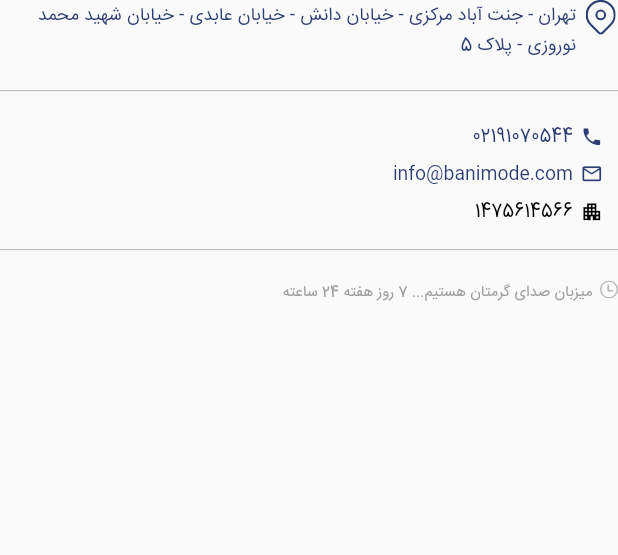
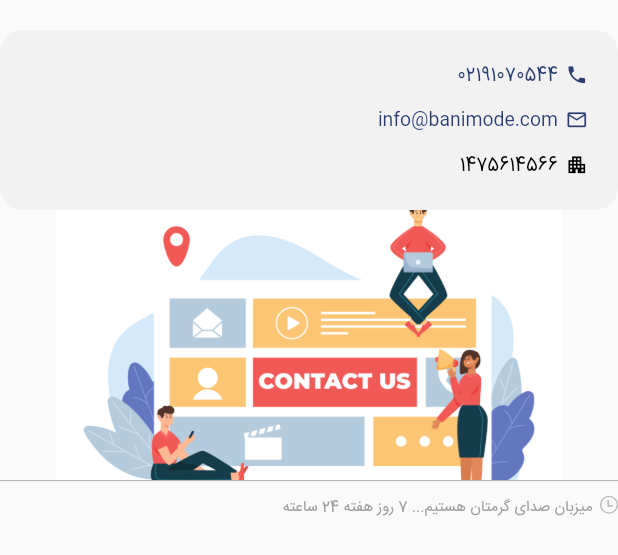
Before and after one commit to mshamsi502/jeanswest-app, a Flutter app: the ContactUsWidget widget shown alone on an empty page, opened directly, on a phone screen of 412 x 824 dp. Shown: the top 555 px of the screen. Run offline on Flutter 3.47's test engine with Material 2 defaults, Android fonts, the phone set to English and light mode, and no system bars; our stand-ins replace carousel_slider, connectivity, dio, easy_localization, equatable, flare_flutter and 12 more; missing offline and left inert: intent; accounts and stored records are empty; generated files the repository leaves out were written again; project files that could hold a hidden picture were left out.

Commit message:
design contact us widget

```diff
--- a/lib/src/ui/profile/widgets/support_page/contact_us_widget.dart
+++ b/lib/src/ui/profile/widgets/support_page/contact_us_widget.dart
@@ -8,7 +8,6 @@ import 'package:flutter/material.dart';
 import 'package:flutter/painting.dart';
 import 'package:google_maps_flutter/google_maps_flutter.dart';
 import 'package:jeanswest/src/constants/global/colors.dart';
-import 'package:jeanswest/src/constants/global/svg_images/bottom_navigation_bar_svg_images.dart';
 import 'package:jeanswest/src/constants/global/svg_images/global_svg_images.dart';
 
 class ContactUsWidget extends StatefulWidget {
@@ -26,36 +25,23 @@ class _ContactUsWidgetState extends State<ContactUsWidget> {
 
   @override
   Widget build(BuildContext context) {
+    var _screenSize = MediaQuery.of(context).size;
     return Container(
       child: SingleChildScrollView(
         child: Column(
           children: [
-            Row(
-              crossAxisAlignment: CrossAxisAlignment.start,
-              children: [
-                BottomNavigationBarSvgImages.enableBranchIcon,
-                SizedBox(
-                  width: 5,
-                ),
-                Expanded(
-                  child: Text(
-                    'تهران - جنت آباد مرکزی - خیابان دانش - خیابان عابدی - خیابان شهید محمد نوروزی - پلاک 5',
-                    style: TextStyle(color: MAIN_BLUE_COLOR, fontSize: 12),
-                  ),
-                ),
-              ],
-            ),
             SizedBox(
               height: 20,
             ),
-            Divider(
-              thickness: 0.5,
-              color: Colors.grey,
-              height: 1,
+            //
+            Container(
+              padding: EdgeInsets.symmetric(vertical: 20, horizontal: 10),
+              decoration: BoxDecoration(
+                color: F2_BACKGROUND_COLOR,
+                borderRadius: BorderRadius.circular(15),
               ),
-            SizedBox(
-              height: 20,
-            ),
+              child: Column(
+                children: [
                   Row(
                     children: [
                       SizedBox(
@@ -76,7 +62,7 @@ class _ContactUsWidgetState extends State<ContactUsWidget> {
                     ],
                   ),
                   SizedBox(
-              height: 5,
+                    height: 10,
                   ),
                   Row(
                     children: [
@@ -98,7 +84,7 @@ class _ContactUsWidgetState extends State<ContactUsWidget> {
                     ],
                   ),
                   SizedBox(
-              height: 5,
+                    height: 10,
                   ),
                   Row(
                     children: [
@@ -119,16 +105,28 @@ class _ContactUsWidgetState extends State<ContactUsWidget> {
                       )
                     ],
                   ),
-            SizedBox(
-              height: 15,
+                ],
+              ),
+            ),
+            Container(
+              height: 180,
+              width: _screenSize.width,
+              decoration: BoxDecoration(
+                // color: Colors.red,
+                image: DecorationImage(
+                  fit: BoxFit.cover,
+                  image: new AssetImage(
+                      'assets/images/png_images/profile/contact_us.png'),
+                ),
+              ),
             ),
             Divider(
+              height: 0.5,
               thickness: 0.5,
               color: Colors.grey,
-              height: 1,
             ),
             SizedBox(
-              height: 20,
+              height: 10,
             ),
             Row(
               crossAxisAlignment: CrossAxisAlignment.start,
@@ -149,7 +147,7 @@ class _ContactUsWidgetState extends State<ContactUsWidget> {
               ],
             ),
             SizedBox(
-              height: 20,
+              height: 15,
             ),
           ],
         ),
```
Also changed, not shown: lib/src/ui/profile/screens/support_page.dart (+30 -42 lines), assets/images/png_images/profile/contact_us.png (added), assets/images/png_images/profile/support_header.png (added). Lines whose indentation alone changed are shown as unchanged.
